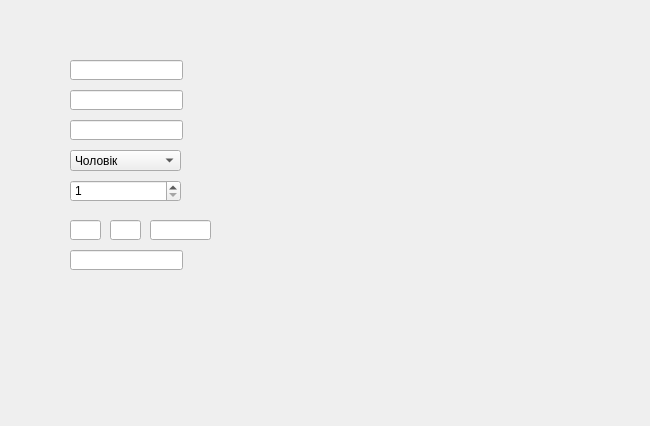
This is addstudentform.ui in Shuna322/QtKyrsova as Qt 5 draws it before an edit. The edited form follows.
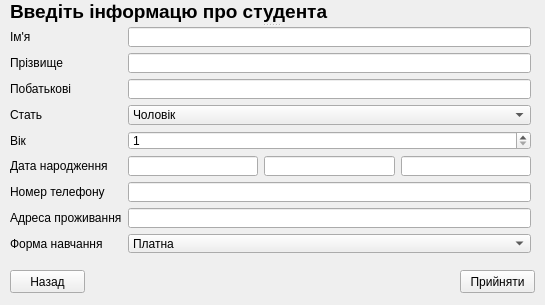
This is the edited form.

Commit message: Added visualisation of form + hashing pass(not worcking)

Patch:
```diff
--- a/addstudentform.ui
+++ b/addstudentform.ui
@@ -6,52 +6,94 @@
    <rect>
     <x>0</x>
     <y>0</y>
-    <width>650</width>
-    <height>426</height>
+    <width>545</width>
+    <height>305</height>
    </rect>
   </property>
   <property name="windowTitle">
    <string>Form</string>
   </property>
-  <widget class="QLineEdit" name="lineEdit">
+  <widget class="QPushButton" name="pushButton">
    <property name="geometry">
     <rect>
-     <x>70</x>
-     <y>60</y>
-     <width>113</width>
-     <height>20</height>
+     <x>10</x>
+     <y>270</y>
+     <width>75</width>
+     <height>23</height>
     </rect>
    </property>
+   <property name="text">
+    <string>Назад</string>
+   </property>
   </widget>
-  <widget class="QLineEdit" name="lineEdit_2">
+  <widget class="QPushButton" name="pushButton_2">
    <property name="geometry">
     <rect>
-     <x>70</x>
-     <y>90</y>
-     <width>113</width>
-     <height>20</height>
+     <x>460</x>
+     <y>270</y>
+     <width>75</width>
+     <height>23</height>
     </rect>
    </property>
+   <property name="text">
+    <string>Прийняти</string>
+   </property>
   </widget>
-  <widget class="QLineEdit" name="lineEdit_3">
+  <widget class="QSplitter" name="splitter">
    <property name="geometry">
     <rect>
-     <x>70</x>
-     <y>120</y>
-     <width>113</width>
-     <height>20</height>
+     <x>10</x>
+     <y>0</y>
+     <width>521</width>
+     <height>253</height>
     </rect>
    </property>
-  </widget>
+   <property name="orientation">
+    <enum>Qt::Vertical</enum>
+   </property>
+   <widget class="QLabel" name="label_10">
+    <property name="font">
+     <font>
+      <pointsize>14</pointsize>
+      <weight>75</weight>
+      <bold>true</bold>
+     </font>
+    </property>
+    <property name="text">
+     <string>Введіть інформацю про студента</string>
+    </property>
+   </widget>
+   <widget class="QWidget" name="">
+    <layout class="QGridLayout" name="gridLayout">
+     <item row="0" column="1" colspan="3">
+      <widget class="QLineEdit" name="lineEdit"/>
+     </item>
+     <item row="0" column="0">
+      <widget class="QLabel" name="label">
+       <property name="text">
+        <string>Ім'я</string>
+       </property>
+      </widget>
+     </item>
+     <item row="1" column="0">
+      <widget class="QLabel" name="label_2">
+       <property name="text">
+        <string>Прізвище</string>
+       </property>
+      </widget>
+     </item>
+     <item row="2" column="1" colspan="3">
+      <widget class="QLineEdit" name="lineEdit_3"/>
+     </item>
+     <item row="3" column="0">
+      <widget class="QLabel" name="label_4">
+       <property name="text">
+        <string>Стать</string>
+       </property>
+      </widget>
+     </item>
+     <item row="3" column="1" colspan="3">
   <widget class="QComboBox" name="comboBox">
-   <property name="geometry">
-    <rect>
-     <x>70</x>
-     <y>150</y>
-     <width>111</width>
-     <height>21</height>
-    </rect>
-   </property>
    <property name="layoutDirection">
     <enum>Qt::LeftToRight</enum>
    </property>
@@ -72,15 +114,50 @@
     </property>
    </item>
   </widget>
+     </item>
+     <item row="2" column="0">
+      <widget class="QLabel" name="label_3">
+       <property name="text">
+        <string>Побатькові</string>
+       </property>
+      </widget>
+     </item>
+     <item row="5" column="0">
+      <widget class="QLabel" name="label_6">
+       <property name="text">
+        <string>Дата народження</string>
+       </property>
+      </widget>
+     </item>
+     <item row="6" column="0">
+      <widget class="QLabel" name="label_7">
+       <property name="text">
+        <string>Номер телефону</string>
+       </property>
+      </widget>
+     </item>
+     <item row="7" column="1" colspan="3">
+      <widget class="QLineEdit" name="lineEdit_8"/>
+     </item>
+     <item row="5" column="2">
+      <widget class="QLineEdit" name="lineEdit_5"/>
+     </item>
+     <item row="8" column="0">
+      <widget class="QLabel" name="label_9">
+       <property name="text">
+        <string>Форма навчання</string>
+       </property>
+      </widget>
+     </item>
+     <item row="4" column="0">
+      <widget class="QLabel" name="label_5">
+       <property name="text">
+        <string>Вік</string>
+       </property>
+      </widget>
+     </item>
+     <item row="4" column="1" colspan="3">
   <widget class="QSpinBox" name="spinBox">
-   <property name="geometry">
-    <rect>
-     <x>70</x>
-     <y>180</y>
-     <width>111</width>
-     <height>22</height>
-    </rect>
-   </property>
    <property name="buttonSymbols">
     <enum>QAbstractSpinBox::UpDownArrows</enum>
    </property>
@@ -91,45 +168,42 @@
     <number>99</number>
    </property>
   </widget>
-  <widget class="QLineEdit" name="lineEdit_4">
-   <property name="geometry">
-    <rect>
-     <x>70</x>
-     <y>220</y>
-     <width>31</width>
-     <height>20</height>
-    </rect>
-   </property>
-  </widget>
-  <widget class="QLineEdit" name="lineEdit_5">
-   <property name="geometry">
-    <rect>
-     <x>110</x>
-     <y>220</y>
-     <width>31</width>
-     <height>20</height>
-    </rect>
-   </property>
-  </widget>
-  <widget class="QLineEdit" name="lineEdit_6">
-   <property name="geometry">
-    <rect>
-     <x>150</x>
-     <y>220</y>
-     <width>61</width>
-     <height>20</height>
-    </rect>
-   </property>
-  </widget>
-  <widget class="QLineEdit" name="lineEdit_7">
-   <property name="geometry">
-    <rect>
-     <x>70</x>
-     <y>250</y>
-     <width>113</width>
-     <height>20</height>
-    </rect>
-   </property>
+     </item>
+     <item row="7" column="0">
+      <widget class="QLabel" name="label_8">
+       <property name="text">
+        <string>Адреса проживання</string>
+       </property>
+      </widget>
+     </item>
+     <item row="5" column="3">
+      <widget class="QLineEdit" name="lineEdit_6"/>
+     </item>
+     <item row="5" column="1">
+      <widget class="QLineEdit" name="lineEdit_4"/>
+     </item>
+     <item row="6" column="1" colspan="3">
+      <widget class="QLineEdit" name="lineEdit_7"/>
+     </item>
+     <item row="8" column="1" colspan="3">
+      <widget class="QComboBox" name="comboBox_2">
+       <item>
+        <property name="text">
+         <string>Платна</string>
+        </property>
+       </item>
+       <item>
+        <property name="text">
+         <string>Державна</string>
+        </property>
+       </item>
+      </widget>
+     </item>
+     <item row="1" column="1" colspan="3">
+      <widget class="QLineEdit" name="lineEdit_2"/>
+     </item>
+    </layout>
+   </widget>
   </widget>
  </widget>
  <resources/>
```
Lines whose indentation alone changed are shown as unchanged. The commit also changes 6 other files.
